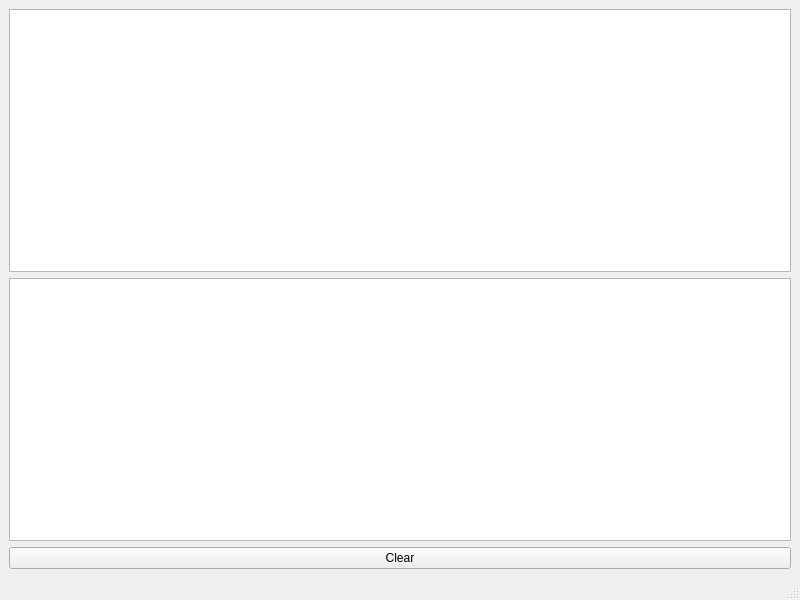
The window that mainwindow.ui (a-simanov/EmployeesDataBase) describes before a commit, drawn with Qt 5.
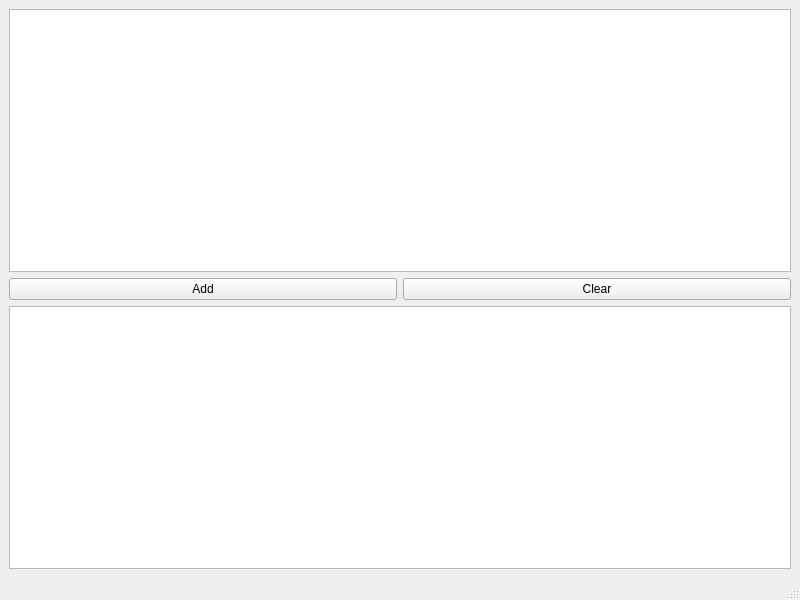
The same window after the commit.

What changed in the file:
```diff
--- a/mainwindow.ui
+++ b/mainwindow.ui
@@ -16,12 +16,23 @@
   <widget class="QWidget" name="centralwidget">
    <layout class="QGridLayout" name="gridLayout">
     <item row="2" column="0">
+     <layout class="QHBoxLayout" name="horizontalLayout">
+      <item>
+       <widget class="QPushButton" name="btn_add_into_table">
+        <property name="text">
+         <string>Add</string>
+        </property>
+       </widget>
+      </item>
+      <item>
      <widget class="QPushButton" name="btn_clear_table">
       <property name="text">
        <string>Clear</string>
       </property>
      </widget>
     </item>
+     </layout>
+    </item>
     <item row="0" column="0">
      <widget class="QTableView" name="tableView">
       <property name="enabled">
@@ -29,7 +40,7 @@
       </property>
      </widget>
     </item>
-    <item row="1" column="0">
+    <item row="4" column="0">
      <widget class="QListWidget" name="lw_tables"/>
     </item>
    </layout>
```
Lines whose indentation alone changed are shown as unchanged.
